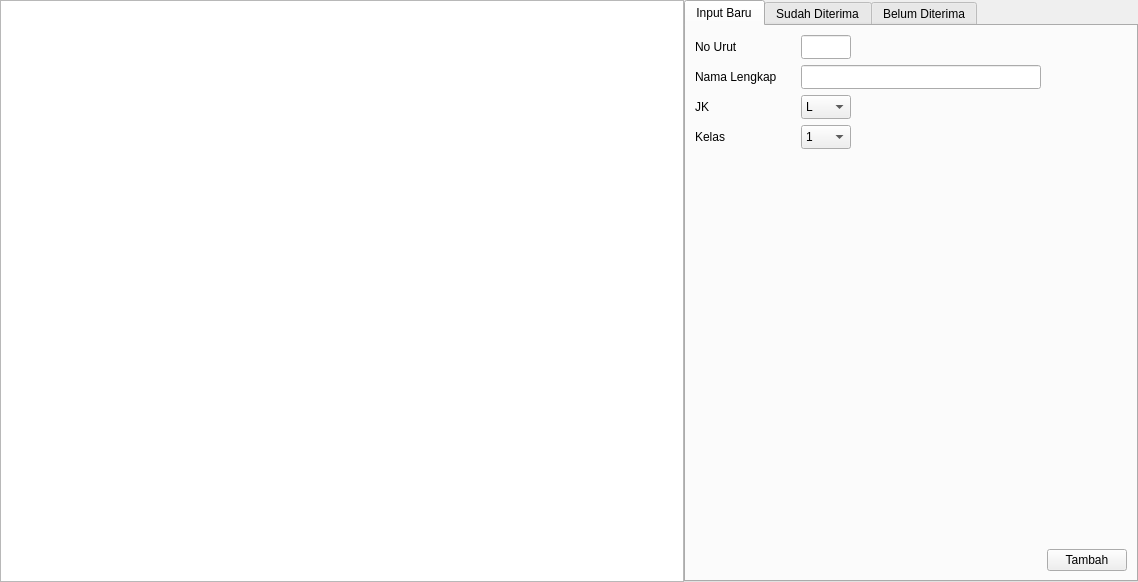
First picture: the form in ui/sources/page_mutasi_masuk.ui, repository asjach/db_app, before the edit.
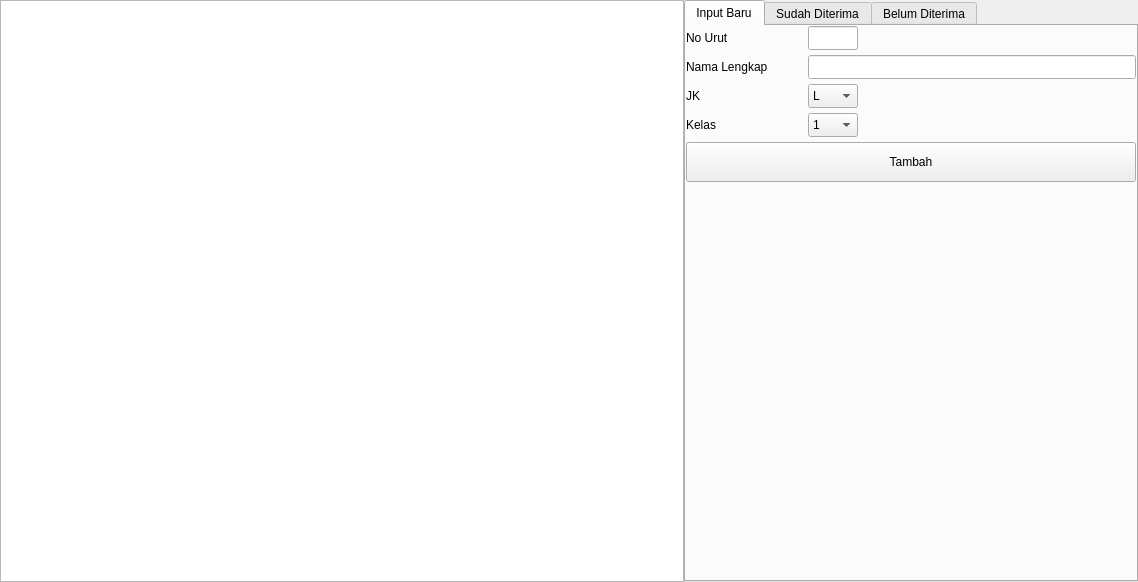
Second picture: the form after the edit.

Diff of the .ui file:
```diff
--- a/ui/sources/page_mutasi_masuk.ui
+++ b/ui/sources/page_mutasi_masuk.ui
@@ -45,19 +45,21 @@
        <string>Input Baru</string>
       </attribute>
       <layout class="QGridLayout" name="gridLayout_6">
-       <item row="5" column="1">
-        <spacer name="verticalSpacer">
-         <property name="orientation">
-          <enum>Qt::Vertical</enum>
-         </property>
-         <property name="sizeHint" stdset="0">
-          <size>
-           <width>20</width>
-           <height>386</height>
-          </size>
-         </property>
-        </spacer>
-       </item>
+       <property name="leftMargin">
+        <number>0</number>
+       </property>
+       <property name="topMargin">
+        <number>0</number>
+       </property>
+       <property name="rightMargin">
+        <number>0</number>
+       </property>
+       <property name="bottomMargin">
+        <number>0</number>
+       </property>
+       <property name="spacing">
+        <number>5</number>
+       </property>
        <item row="0" column="0">
         <widget class="QLabel" name="label_3">
          <property name="text">
@@ -81,25 +83,6 @@
          </property>
         </widget>
        </item>
-       <item row="6" column="2">
-        <widget class="QPushButton" name="btn_tambah">
-         <property name="sizePolicy">
-          <sizepolicy hsizetype="Minimum" vsizetype="Preferred">
-           <horstretch>0</horstretch>
-           <verstretch>0</verstretch>
-          </sizepolicy>
-         </property>
-         <property name="maximumSize">
-          <size>
-           <width>80</width>
-           <height>16777215</height>
-          </size>
-         </property>
-         <property name="text">
-          <string>Tambah</string>
-         </property>
-        </widget>
-       </item>
        <item row="2" column="1">
         <widget class="QComboBox" name="cbo_jk">
          <property name="minimumSize">
@@ -126,22 +109,6 @@
          </item>
         </widget>
        </item>
-       <item row="1" column="1">
-        <widget class="QLineEdit" name="line_nama_lengkap">
-         <property name="minimumSize">
-          <size>
-           <width>240</width>
-           <height>24</height>
-          </size>
-         </property>
-         <property name="maximumSize">
-          <size>
-           <width>240</width>
-           <height>16777215</height>
-          </size>
-         </property>
-        </widget>
-       </item>
        <item row="1" column="0">
         <widget class="QLabel" name="label_4">
          <property name="text">
@@ -209,6 +176,48 @@
          </property>
         </widget>
        </item>
+       <item row="4" column="0" colspan="3">
+        <widget class="QPushButton" name="btn_tambah">
+         <property name="sizePolicy">
+          <sizepolicy hsizetype="Preferred" vsizetype="Preferred">
+           <horstretch>0</horstretch>
+           <verstretch>0</verstretch>
+          </sizepolicy>
+         </property>
+         <property name="minimumSize">
+          <size>
+           <width>0</width>
+           <height>40</height>
+          </size>
+         </property>
+         <property name="text">
+          <string>Tambah</string>
+         </property>
+        </widget>
+       </item>
+       <item row="1" column="1" colspan="2">
+        <widget class="QLineEdit" name="line_nama_lengkap">
+         <property name="minimumSize">
+          <size>
+           <width>240</width>
+           <height>24</height>
+          </size>
+         </property>
+        </widget>
+       </item>
+       <item row="5" column="1" colspan="2">
+        <spacer name="verticalSpacer">
+         <property name="orientation">
+          <enum>Qt::Vertical</enum>
+         </property>
+         <property name="sizeHint" stdset="0">
+          <size>
+           <width>328</width>
+           <height>392</height>
+          </size>
+         </property>
+        </spacer>
+       </item>
       </layout>
      </widget>
      <widget class="QWidget" name="tab">
```
